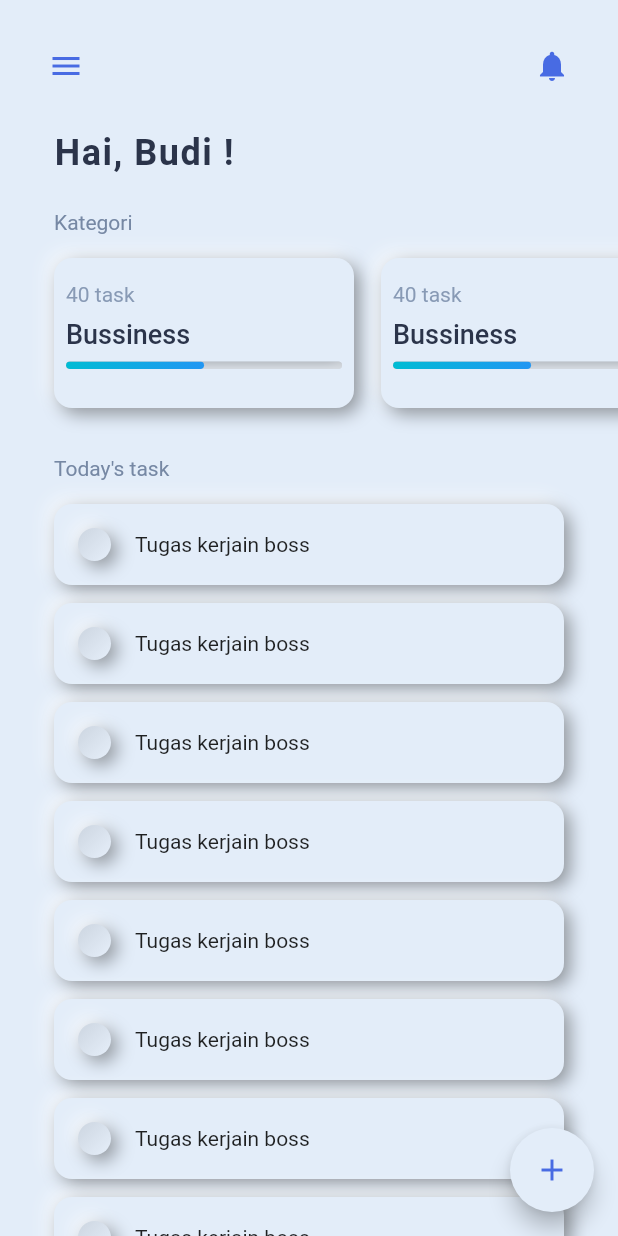
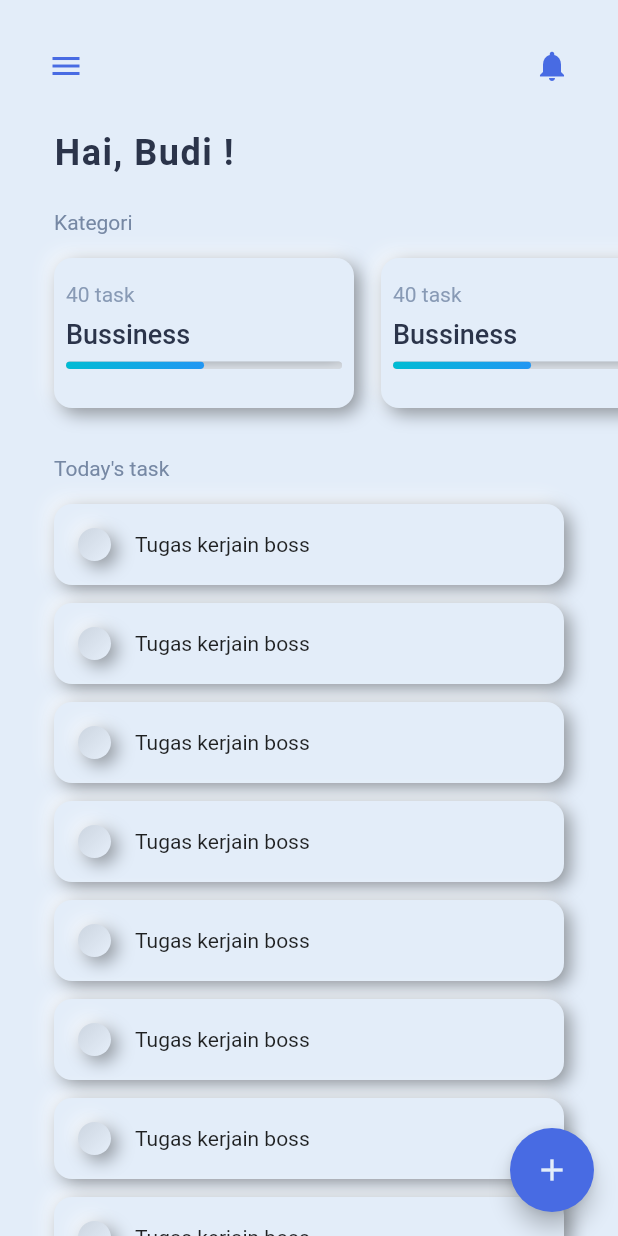
Before and after one commit to hanifann/Neo-List, a Flutter app: the screen it shows after launch, on a phone screen of 412 x 824 dp. Run offline on Flutter 3.47's test engine with Material 2 defaults, Android fonts, the phone set to English and light mode, and no system bars; drawn by our look-alikes of flutter_neumorphic; our stand-ins replace date_time_picker, get, hexcolor.

Commit message:
add model data

```diff
--- a/lib/main.dart
+++ b/lib/main.dart
@@ -2,9 +2,11 @@ import 'package:flutter/material.dart';
 import 'package:flutter_neumorphic/flutter_neumorphic.dart';
 import 'package:get/get.dart';
 import 'package:hexcolor/hexcolor.dart';
+import 'package:neo_list/share/colors.dart';
 import 'package:neo_list/view/home/home_screen.dart';
 
 void main() {
+
   runApp(MyApp());
 }
 
@@ -16,7 +18,7 @@ class MyApp extends StatelessWidget {
       debugShowCheckedModeBanner: false,
       themeMode: ThemeMode.light,
       theme: NeumorphicThemeData(
-        baseColor: HexColor("#e3edf9"),
+        baseColor: backgroundColor,
         lightSource: LightSource.topLeft,
         depth: 8,
       ),
@@ -24,7 +26,7 @@ class MyApp extends StatelessWidget {
         debugShowCheckedModeBanner: false,
         themeMode: ThemeMode.light,
         home: HomeScreen(),
-        theme: ThemeData(scaffoldBackgroundColor: HexColor("#e3edf9")),
+        theme: ThemeData(scaffoldBackgroundColor: backgroundColor),
       ),
     );
   }
--- a/lib/share/colors.dart
+++ b/lib/share/colors.dart
@@ -4,3 +4,4 @@ var accentColor = HexColor("#486be3");
 var secTextColor = HexColor("#7688a4");
 var textColor = HexColor("#2b344a");
 var thirdTextColor = HexColor("#889ab5");
+var backgroundColor = HexColor("#e3edf9");
--- a/lib/view/home/home_screen.dart
+++ b/lib/view/home/home_screen.dart
@@ -3,7 +3,6 @@ import 'dart:ui';
 import 'package:flutter/material.dart';
 import 'package:flutter_neumorphic/flutter_neumorphic.dart';
 import 'package:get/get.dart';
-import 'package:hexcolor/hexcolor.dart';
 import 'package:neo_list/share/colors.dart';
 import 'package:neo_list/view/insert/input_data_screen.dart';
 
@@ -100,8 +99,8 @@ class HomeScreen extends StatelessWidget {
           onPressed: () {
             Get.to(InsertDataScreen());
            },
-          child: Icon(Icons.add, color: accentColor,),
-          backgroundColor: HexColor("#e3edf9"),
+          child: Icon(Icons.add, color: backgroundColor,),
+          backgroundColor: accentColor,
         ),
       );
   }
```
Also changed, not shown: lib/models/todo_model.dart (added, +24 -0 lines), lib/view/insert/input_data_screen.dart (+6 -1 lines).
